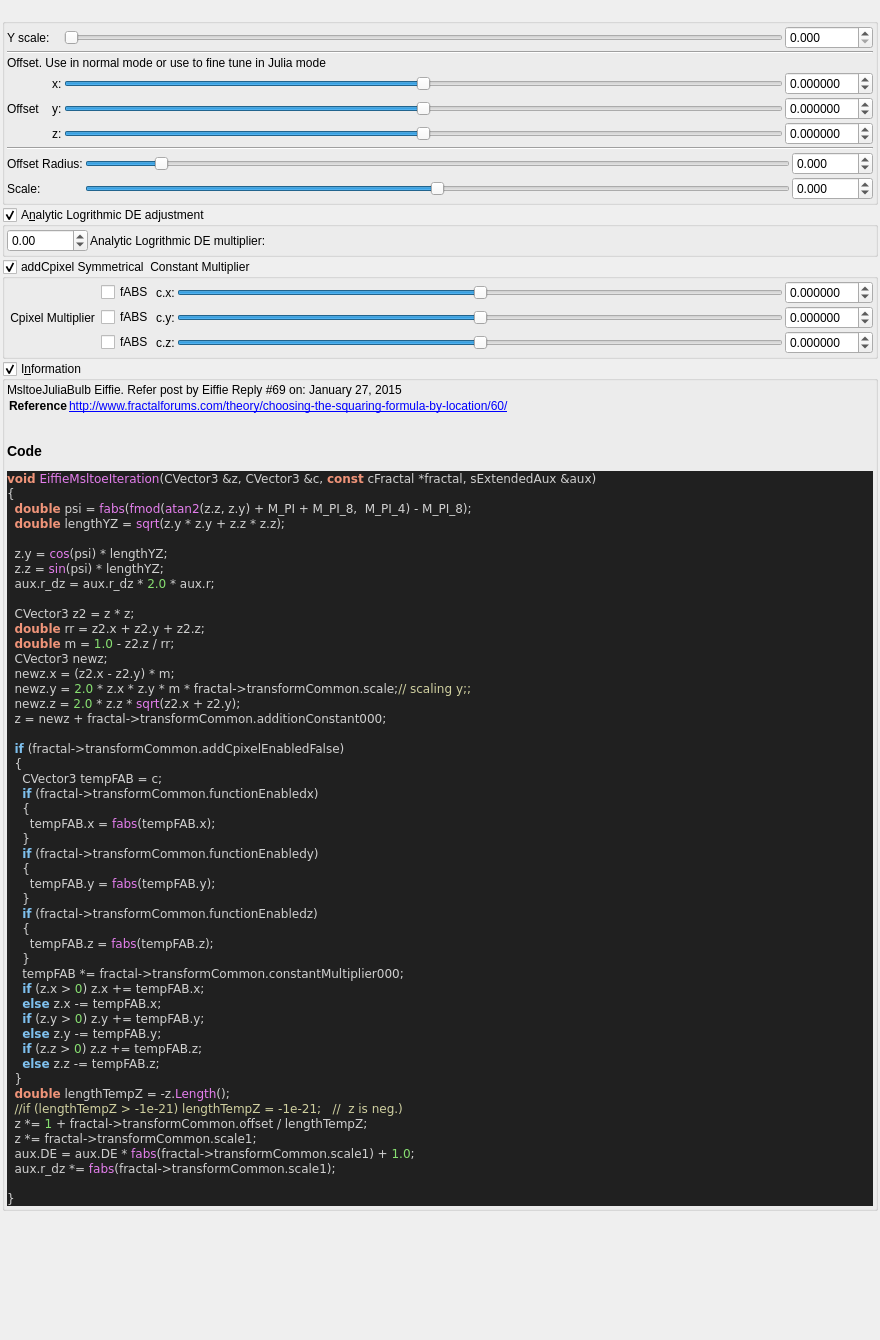
This is mandelbulber2/qt_data/fractal_eiffie_msltoe.ui in buddhi1980/mandelbulber2 as Qt 5 draws it before an edit. The edited form follows.
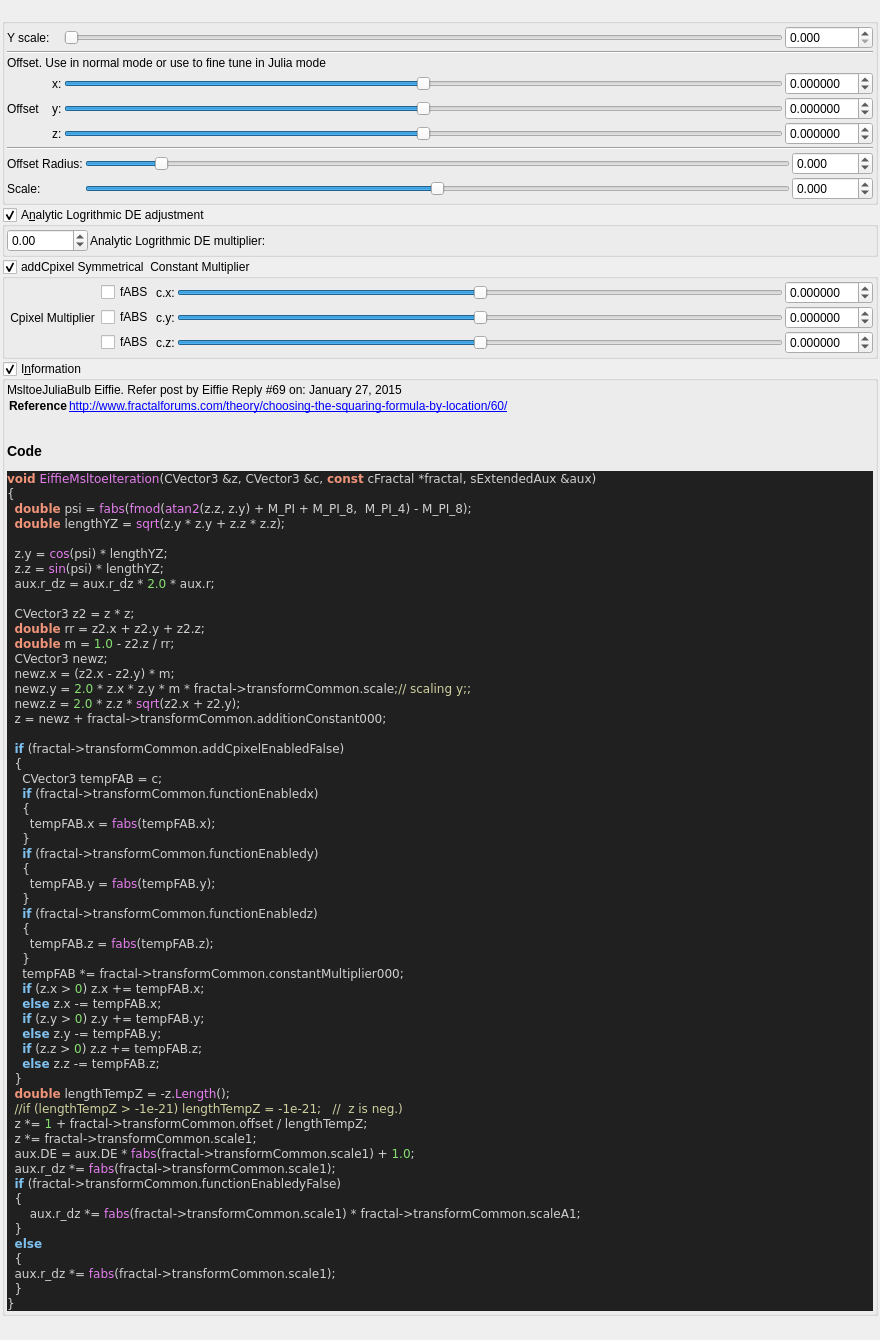
This is the edited form. Custom widgets are drawn as their Qt base class.

```diff
--- a/mandelbulber2/qt_data/fractal_eiffie_msltoe.ui
+++ b/mandelbulber2/qt_data/fractal_eiffie_msltoe.ui
@@ -872,7 +872,14 @@
   z &lt;span style=&quot;color:#d0d0d0&quot;&gt;*=&lt;/span&gt; fractal&lt;span style=&quot;color:#d0d0d0&quot;&gt;-&amp;gt;&lt;/span&gt;transformCommon&lt;span style=&quot;color:#d0d0d0&quot;&gt;.&lt;/span&gt;scale1&lt;span style=&quot;color:#d0d0d0&quot;&gt;;&lt;/span&gt;
   aux&lt;span style=&quot;color:#d0d0d0&quot;&gt;.&lt;/span&gt;DE &lt;span style=&quot;color:#d0d0d0&quot;&gt;=&lt;/span&gt; aux&lt;span style=&quot;color:#d0d0d0&quot;&gt;.&lt;/span&gt;DE &lt;span style=&quot;color:#d0d0d0&quot;&gt;*&lt;/span&gt; &lt;span style=&quot;color:#e47eed&quot;&gt;fabs&lt;/span&gt;&lt;span style=&quot;color:#d0d0d0&quot;&gt;(&lt;/span&gt;fractal&lt;span style=&quot;color:#d0d0d0&quot;&gt;-&amp;gt;&lt;/span&gt;transformCommon&lt;span style=&quot;color:#d0d0d0&quot;&gt;.&lt;/span&gt;scale1&lt;span style=&quot;color:#d0d0d0&quot;&gt;) +&lt;/span&gt; &lt;span style=&quot;color:#87df71&quot;&gt;1.0&lt;/span&gt;&lt;span style=&quot;color:#d0d0d0&quot;&gt;;&lt;/span&gt;
   aux&lt;span style=&quot;color:#d0d0d0&quot;&gt;.&lt;/span&gt;r_dz &lt;span style=&quot;color:#d0d0d0&quot;&gt;*=&lt;/span&gt; &lt;span style=&quot;color:#e47eed&quot;&gt;fabs&lt;/span&gt;&lt;span style=&quot;color:#d0d0d0&quot;&gt;(&lt;/span&gt;fractal&lt;span style=&quot;color:#d0d0d0&quot;&gt;-&amp;gt;&lt;/span&gt;transformCommon&lt;span style=&quot;color:#d0d0d0&quot;&gt;.&lt;/span&gt;scale1&lt;span style=&quot;color:#d0d0d0&quot;&gt;);&lt;/span&gt;
-
+  &lt;span style=&quot;color:#7ec0ee; font-weight:bold&quot;&gt;if&lt;/span&gt; &lt;span style=&quot;color:#d0d0d0&quot;&gt;(&lt;/span&gt;fractal&lt;span style=&quot;color:#d0d0d0&quot;&gt;-&amp;gt;&lt;/span&gt;transformCommon&lt;span style=&quot;color:#d0d0d0&quot;&gt;.&lt;/span&gt;functionEnabledyFalse&lt;span style=&quot;color:#d0d0d0&quot;&gt;)&lt;/span&gt;
+  &lt;span style=&quot;color:#d0d0d0&quot;&gt;{&lt;/span&gt;
+      aux&lt;span style=&quot;color:#d0d0d0&quot;&gt;.&lt;/span&gt;r_dz &lt;span style=&quot;color:#d0d0d0&quot;&gt;*=&lt;/span&gt; &lt;span style=&quot;color:#e47eed&quot;&gt;fabs&lt;/span&gt;&lt;span style=&quot;color:#d0d0d0&quot;&gt;(&lt;/span&gt;fractal&lt;span style=&quot;color:#d0d0d0&quot;&gt;-&amp;gt;&lt;/span&gt;transformCommon&lt;span style=&quot;color:#d0d0d0&quot;&gt;.&lt;/span&gt;scale1&lt;span style=&quot;color:#d0d0d0&quot;&gt;) *&lt;/span&gt; fractal&lt;span style=&quot;color:#d0d0d0&quot;&gt;-&amp;gt;&lt;/span&gt;transformCommon&lt;span style=&quot;color:#d0d0d0&quot;&gt;.&lt;/span&gt;scaleA1&lt;span style=&quot;color:#d0d0d0&quot;&gt;;&lt;/span&gt;
+  &lt;span style=&quot;color:#d0d0d0&quot;&gt;}&lt;/span&gt;
+  &lt;span style=&quot;color:#7ec0ee; font-weight:bold&quot;&gt;else&lt;/span&gt;
+  &lt;span style=&quot;color:#d0d0d0&quot;&gt;{&lt;/span&gt;
+  aux&lt;span style=&quot;color:#d0d0d0&quot;&gt;.&lt;/span&gt;r_dz &lt;span style=&quot;color:#d0d0d0&quot;&gt;*=&lt;/span&gt; &lt;span style=&quot;color:#e47eed&quot;&gt;fabs&lt;/span&gt;&lt;span style=&quot;color:#d0d0d0&quot;&gt;(&lt;/span&gt;fractal&lt;span style=&quot;color:#d0d0d0&quot;&gt;-&amp;gt;&lt;/span&gt;transformCommon&lt;span style=&quot;color:#d0d0d0&quot;&gt;.&lt;/span&gt;scale1&lt;span style=&quot;color:#d0d0d0&quot;&gt;);&lt;/span&gt;
+  &lt;span style=&quot;color:#d0d0d0&quot;&gt;}&lt;/span&gt;
 &lt;span style=&quot;color:#d0d0d0&quot;&gt;}&lt;/span&gt;
 &lt;/pre&gt;
 &lt;/body&gt;</string>
```
